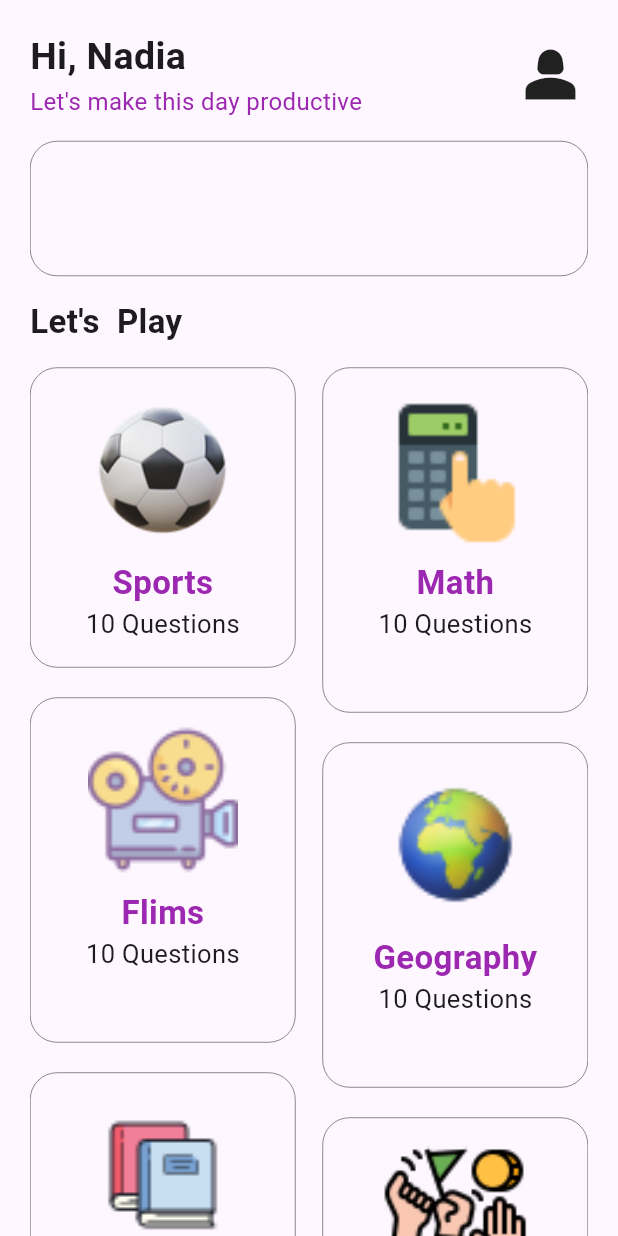
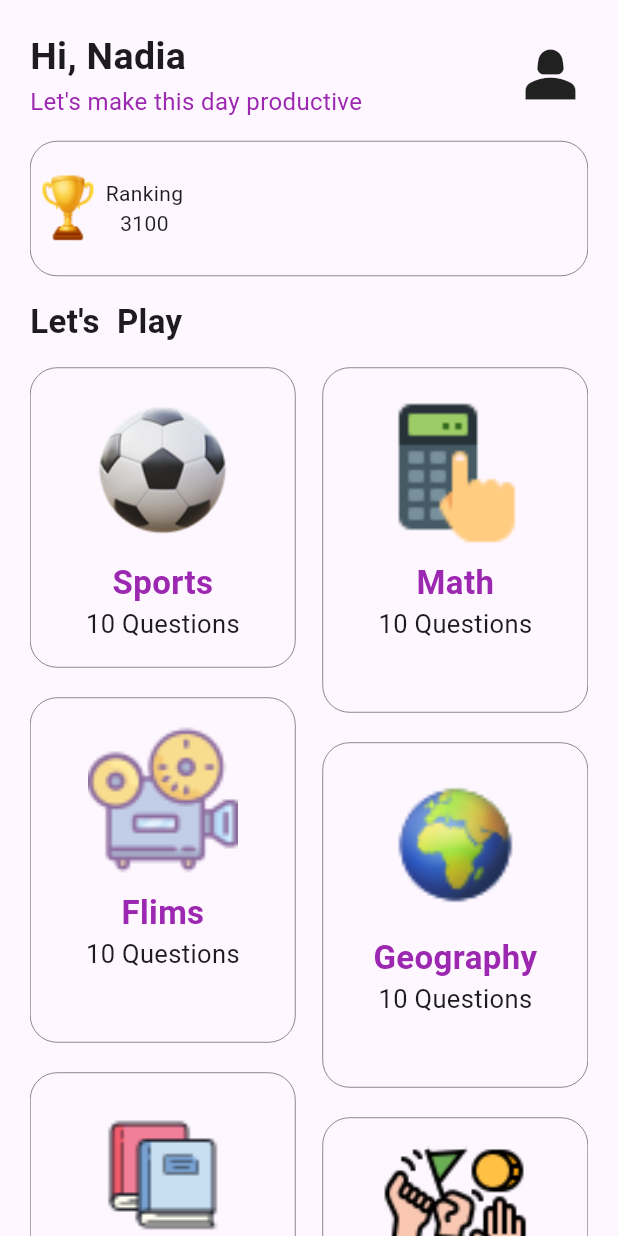
Before and after one commit to sohasara/Quiz-App, a Flutter app: the screen it shows after launch, on a phone screen of 412 x 824 dp. Run offline on Flutter 3.47's test engine with Material 3 defaults, Android fonts, the phone set to English and light mode, and no system bars.

Commit message:
modify home page

```diff
--- a/lib/ui/home_page/home.dart
+++ b/lib/ui/home_page/home.dart
@@ -51,6 +51,21 @@ class HomePage extends StatelessWidget {
                   borderRadius: BorderRadius.circular(18),
                   border: Border.all(width: 0.3),
                 ),
+                child: Row(
+                  children: [
+                    Image.asset(
+                      'assets/cup.png',
+                      height: 50,
+                    ),
+                    const Column(
+                      mainAxisAlignment: MainAxisAlignment.center,
+                      children: [
+                        Text('Ranking'),
+                        Text('3100'),
+                      ],
+                    ),
+                  ],
+                ),
               ),
               const SizedBox(height: 15),
               const Text(
```
